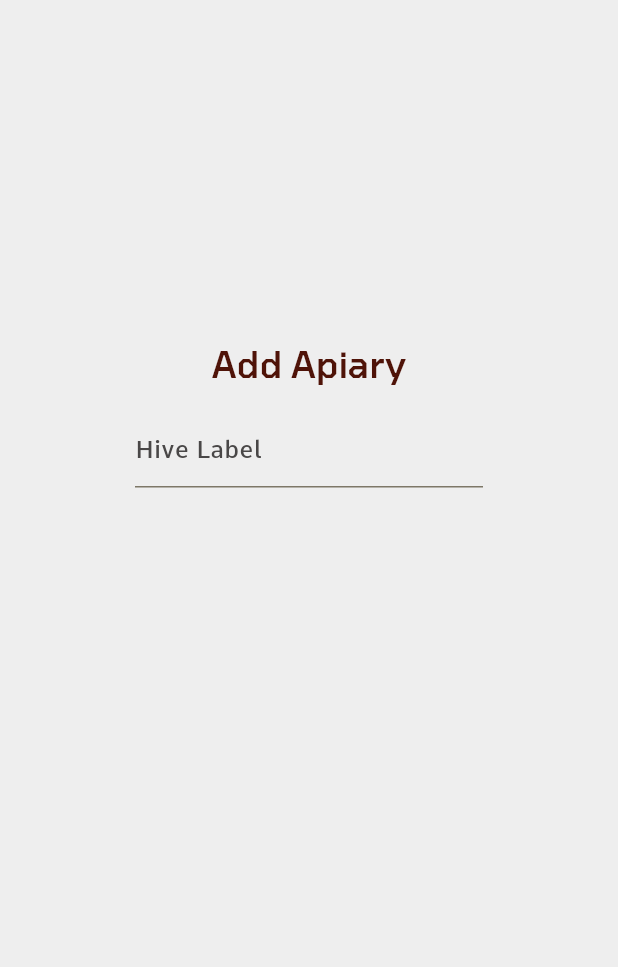
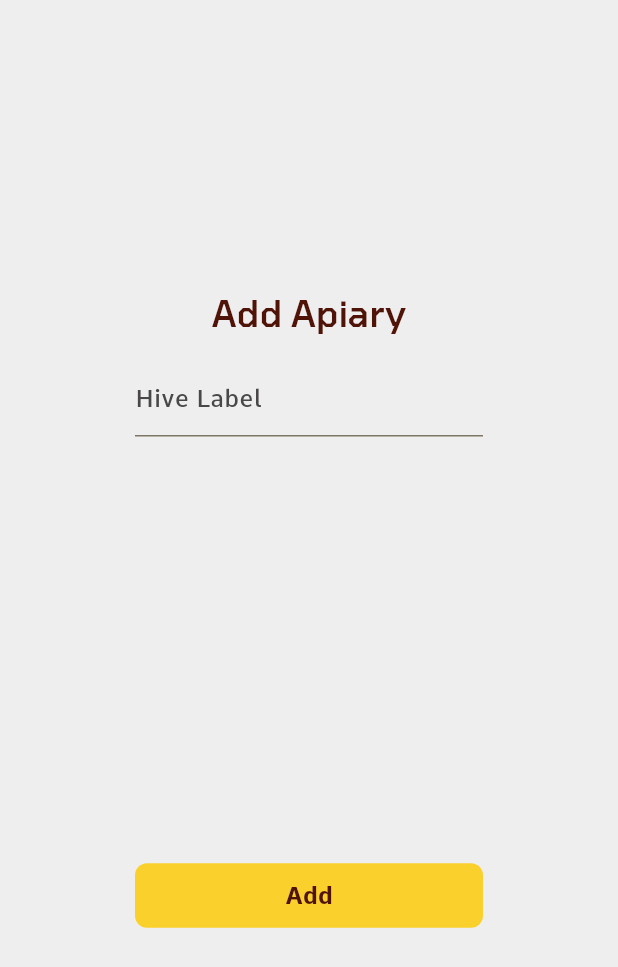
Before and after one commit to Sana-Kassamani/hivemind-app, a Flutter app: the AddHive widget shown alone on an empty page, opened directly, on a phone screen of 412 x 824 dp. Shown: the top 967 px of the screen. Run offline on Flutter 3.47's test engine with Material 3 defaults, Android fonts, the phone set to English and light mode, and no system bars; our stand-ins replace shared_preferences; accounts and stored records are empty.

Commit message:
Flutter <> Add - add btn in addHive

```diff
--- a/lib/widgets/owner/add.hive.dialogue.dart
+++ b/lib/widgets/owner/add.hive.dialogue.dart
@@ -1,5 +1,6 @@
 import 'package:flutter/material.dart';
 import 'package:hivemind_app/utils/colors.dart';
+import 'package:hivemind_app/widgets/general/FilledBtn.dart';
 
 class AddHive extends StatefulWidget {
   const AddHive({super.key});
@@ -11,6 +12,8 @@ class AddHive extends StatefulWidget {
 class _AddHiveState extends State<AddHive> {
   final _globalKey = GlobalKey<FormState>();
   var hiveLabel;
+
+  Future addHive(context) async {}
   @override
   Widget build(BuildContext context) {
     final inputTextStyle =
@@ -51,7 +54,20 @@ class _AddHiveState extends State<AddHive> {
         ),
       ),
       buttonPadding: EdgeInsets.all(45),
-      actions: [],
+      actions: [
+        SizedBox(
+          width: double.infinity,
+          child: FilledBtn(
+              text: "Add",
+              onPress: () async {
+                if (_globalKey.currentState!.validate()) {
+                  _globalKey.currentState!.save();
+                }
+
+                await addHive(context);
+              }),
+        ),
+      ],
     );
   }
 }
```
